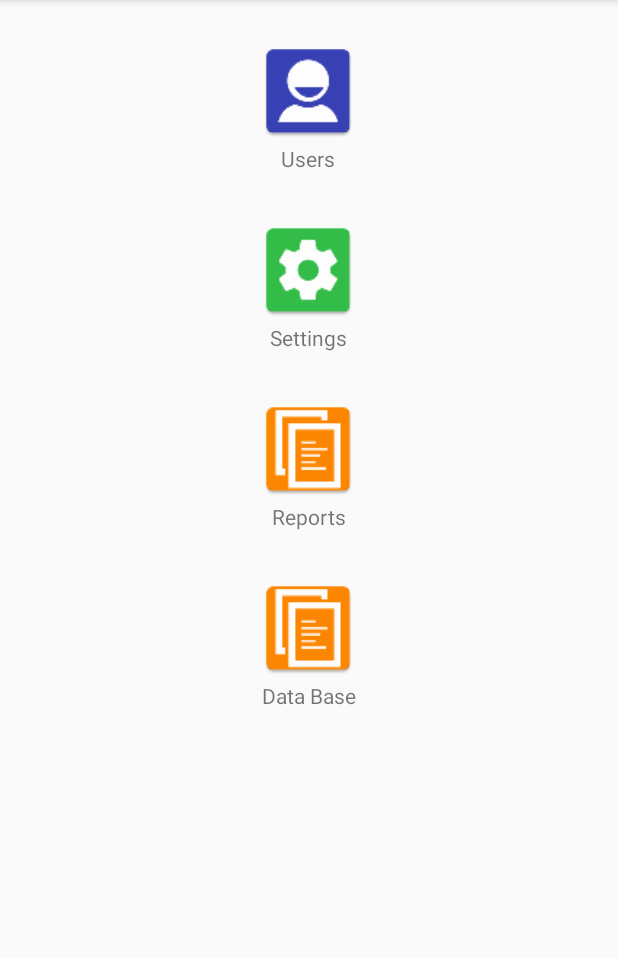
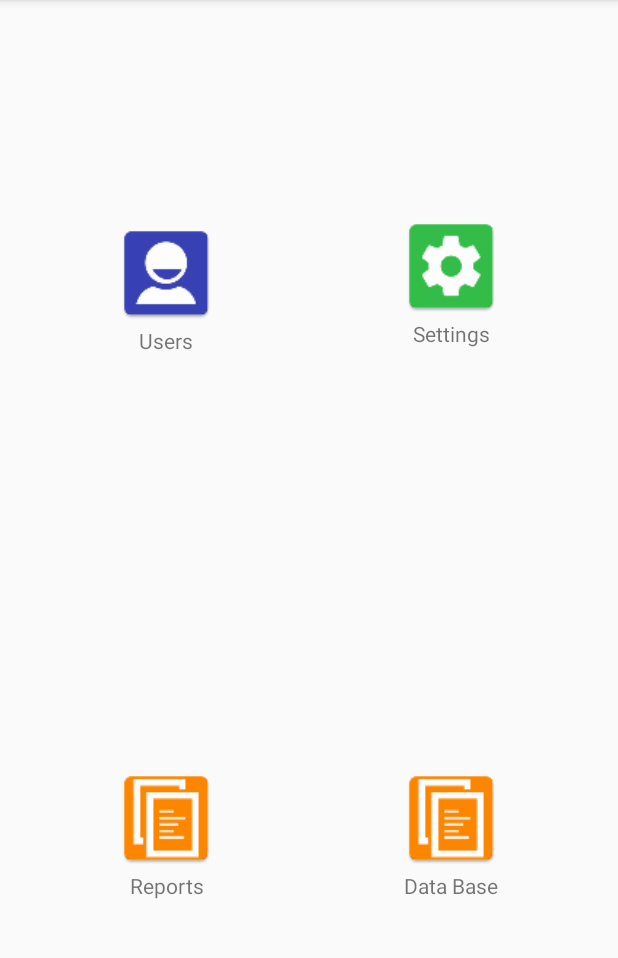
Before and after one commit to alexaw/ATEMSAA, an Android app: the screen it shows after launch (MainActivity), after a tap on "Register here", on a phone screen of 412 x 824 dp, the part 84-1042 px from its top. Run offline under Robolectric (Android 15) with nearby library versions, the phone set to English and light mode, and no system bars; libraries missing offline, so code that uses them is left out: com.parse.

Commit message:
Se quita el link de Registrar y se cambia la apariencia de fragment_menu, tambien se cambia url de PlcMms

```diff
--- a/app/src/main/java/com/example/yogis/atemsaa_fragments/Login/LoginActivity.java
+++ b/app/src/main/java/com/example/yogis/atemsaa_fragments/Login/LoginActivity.java
@@ -21,7 +21,7 @@ import com.parse.ParseUser;
 
 import java.util.List;
 
-public class LoginActivity extends AppCompatActivity implements View.OnClickListener, PlcMmsApi.OnPlcMmsList {
+public class LoginActivity extends AppCompatActivity implements View.OnClickListener {
 
 
     //1. Se crean las variables que retienen la informaciion
@@ -29,7 +29,6 @@ public class LoginActivity extends AppCompatActivity implements View.OnClickList
     String sUsr, sPass;
     Button in;
     TextView link;
-    PlcMmsApi api;
 
 
 
@@ -43,15 +42,12 @@ public class LoginActivity extends AppCompatActivity implements View.OnClickList
         pass = (EditText) findViewById(R.id.pass);
         in = (Button) findViewById(R.id.btn_log);
 
-        link = (TextView) findViewById(R.id.linkReg);
-
         //3. Se implementa los eventos
         in.setOnClickListener(this);
 
+       link = (TextView) findViewById(R.id.linkReg);
         link.setOnClickListener(this);
 
-        api= new PlcMmsApi(this, null);
-        api.getAll(this);
 
     }
 
@@ -86,6 +82,9 @@ public class LoginActivity extends AppCompatActivity implements View.OnClickList
                 startActivity(intent);
                 finish();
                 break;
+
+
+
         }
 
     }
@@ -114,8 +113,4 @@ public class LoginActivity extends AppCompatActivity implements View.OnClickList
         super.onDestroy();
     }
 
-    @Override
-    public void onPlcMmsList(List<PlcMms> data) {
-        Log.i("tamanio", ""+data.size());
-    }
 }
--- a/app/src/main/java/com/example/yogis/atemsaa_fragments/fragments/AmarreTrafoFragment.java
+++ b/app/src/main/java/com/example/yogis/atemsaa_fragments/fragments/AmarreTrafoFragment.java
@@ -1,22 +1,46 @@
 package com.example.yogis.atemsaa_fragments.fragments;
 
 
+import android.content.Context;
 import android.os.Bundle;
 import android.support.v4.app.Fragment;
+import android.util.Log;
 import android.view.LayoutInflater;
 import android.view.View;
 import android.view.ViewGroup;
+import android.widget.Button;
+import android.widget.TextView;
 
+import com.example.yogis.atemsaa_fragments.MainActivity;
 import com.example.yogis.atemsaa_fragments.R;
+import com.example.yogis.atemsaa_fragments.net.api.Cliente.ClienteApi;
+import com.example.yogis.atemsaa_fragments.net.api.PlcMms.PlcMms;
+import com.example.yogis.atemsaa_fragments.net.api.PlcMms.PlcMmsApi;
+
+import java.util.List;
 
 /**
  * A simple {@link Fragment} subclass.
  */
-public class AmarreTrafoFragment extends Fragment {
+public class AmarreTrafoFragment extends Fragment implements PlcMmsApi.OnPlcMmsList, View.OnClickListener {
+
+    PlcMmsApi plcMmsApi;
+    MainActivity activity;
+    OnChangeFragment changeFragment;
+
+    Button btnListPlcMms;
+    TextView tvRtaListPlcMms;
 
 
     public AmarreTrafoFragment() {
         // Required empty public constructor
+    }
+
+    @Override
+    public void onAttach(Context context) {
+        super.onAttach(context);
+        changeFragment = (OnChangeFragment) context;
+        activity = (MainActivity) context;
     }
 
 
@@ -24,7 +48,26 @@ public class AmarreTrafoFragment extends Fragment {
     public View onCreateView(LayoutInflater inflater, ViewGroup container,
                              Bundle savedInstanceState) {
         // Inflate the layout for this fragment
-        return inflater.inflate(R.layout.fragment_amarre_trafo, container, false);
+        final View vista6 = inflater.inflate(R.layout.fragment_amarre_trafo, container, false);
+
+        btnListPlcMms = (Button) vista6.findViewById(R.id.btn_consulta);
+        btnListPlcMms.setOnClickListener(this);
+
+        plcMmsApi= new PlcMmsApi(getActivity(), null);
+        plcMmsApi.getAll(this);
+
+
+
+        return vista6;    }
+
+    @Override
+    public void onPlcMmsList(List<PlcMms> data) {
+        Log.i("tamanio amarre trafo", ""+data.size());
+
     }
 
+    @Override
+    public void onClick(View view) {
+
+    }
 }
--- a/app/src/main/java/com/example/yogis/atemsaa_fragments/fragments/MenuFragment.java
+++ b/app/src/main/java/com/example/yogis/atemsaa_fragments/fragments/MenuFragment.java
@@ -110,7 +110,7 @@ public class MenuFragment extends Fragment implements View.OnClickListener {
 
                 case R.id.btn_menu_reportes:
 
-                    changeFragment.onChange(OnChangeFragment.REPORT);
+                    //changeFragment.onChange(OnChangeFragment.REPORT);
 
                     break;
 
--- a/app/src/main/java/com/example/yogis/atemsaa_fragments/net/api/Cliente/Cliente.java
+++ b/app/src/main/java/com/example/yogis/atemsaa_fragments/net/api/Cliente/Cliente.java
@@ -6,6 +6,10 @@ package com.example.yogis.atemsaa_fragments.net.api.Cliente;
 public class Cliente {
 
     String cedula, nombres, apellidos, direccion, barrio, estrato, email, celular;
+
+
+    public Cliente() {
+    }
 
     public String getCedula() {
         return cedula;
--- a/app/src/main/java/com/example/yogis/atemsaa_fragments/net/http/HttpAsyncTask.java
+++ b/app/src/main/java/com/example/yogis/atemsaa_fragments/net/http/HttpAsyncTask.java
@@ -14,6 +14,10 @@ public class HttpAsyncTask extends AsyncTask<String,Integer,Response>{
     public static final int POST = 1;
     public static final int PUT = 2;
     public static final int DELETE = 3;
+
+    public HttpAsyncTask() {
+
+    }
 
     public interface OnResponseRecived{
         void onResponse(Response res);
--- a/app/src/main/res/layout/activity_login.xml
+++ b/app/src/main/res/layout/activity_login.xml
@@ -51,10 +51,12 @@
         android:layout_width="wrap_content"
         android:layout_height="wrap_content"
         android:text="@string/txt_register_here"
-        android:textColor="#2240bc"
+        android:textColor="#0fffffff"
         android:textStyle="bold"
         android:layout_gravity="center"
         android:paddingTop="20dp"
         />
 
+
+
 </LinearLayout>
--- a/app/src/main/res/layout/fragment_client.xml
+++ b/app/src/main/res/layout/fragment_client.xml
@@ -7,7 +7,8 @@
     android:paddingTop="@dimen/activity_vertical_margin"
     android:paddingBottom="@dimen/activity_vertical_margin"
     tools:context="com.example.yogis.atemsaa_fragments.fragments.ClientFragment"
-    android:orientation="vertical">
+    android:orientation="vertical"
+    android:id="@+id/stackContent">
 
     <TextView
         android:id="@+id/title_amarre_cliente"
--- a/app/src/main/res/layout/fragment_menu.xml
+++ b/app/src/main/res/layout/fragment_menu.xml
@@ -3,8 +3,25 @@
     android:layout_width="match_parent"
     android:layout_height="match_parent"
     tools:context="com.example.yogis.atemsaa_fragments.fragments.MenuFragment"
+    android:id="@+id/menu_principal">
 
-    android:id="@+id/menu_principal">
+    <TableLayout
+        xmlns:android="http://schemas.android.com/apk/res/android"
+        android:layout_width="match_parent"
+        android:layout_height="match_parent"
+        android:stretchColumns="*"
+        >
+
+        <TableRow
+            android:layout_height="0dp"
+            android:layout_weight="1"
+            >
+
+            <LinearLayout
+                android:orientation="vertical"
+                android:layout_height="match_parent"
+                android:gravity="center"
+                >
 
                 <Button
                     android:id="@+id/btn_menu_usuarios"
@@ -17,7 +34,7 @@
 
                 <TextView
                     android:id="@+id/txt_user"
-        android:layout_width="70dp"
+                    android:layout_width="100dp"
                     android:layout_height="wrap_content"
                     android:text="@string/title_users"
                     android:gravity="center"
@@ -25,6 +42,13 @@
                     android:layout_below="@+id/btn_menu_usuarios"
                     android:layout_marginBottom="30dp"
                     />
+
+            </LinearLayout>
+            <LinearLayout
+                android:orientation="vertical"
+                android:layout_height="match_parent"
+                android:gravity="center"
+                >
 
                 <Button
                     android:id="@+id/btn_menu_configuracion"
@@ -37,7 +61,7 @@
 
                 <TextView
                     android:id="@+id/txt_set"
-        android:layout_width="70dp"
+                    android:layout_width="100dp"
                     android:layout_height="wrap_content"
                     android:text="@string/title_settings"
                     android:gravity="center"
@@ -45,6 +69,19 @@
                     android:layout_below="@+id/btn_menu_configuracion"
                     android:layout_marginBottom="30dp"
                     />
+
+            </LinearLayout>
+        </TableRow>
+        <TableRow
+            android:layout_height="0dp"
+            android:layout_weight="1"
+            >
+
+            <LinearLayout
+                android:orientation="vertical"
+                android:layout_height="match_parent"
+                android:gravity="center"
+                >
 
                 <Button
                     android:id="@+id/btn_menu_reportes"
@@ -57,7 +94,7 @@
 
                 <TextView
                     android:id="@+id/txt_rep"
-        android:layout_width="70dp"
+                    android:layout_width="100dp"
                     android:layout_height="wrap_content"
                     android:text="@string/title_reports"
                     android:gravity="center"
@@ -65,6 +102,13 @@
                     android:layout_below="@+id/btn_menu_reportes"
                     android:layout_marginBottom="30dp"
                     />
+
+            </LinearLayout>
+            <LinearLayout
+                android:orientation="vertical"
+                android:layout_height="match_parent"
+                android:gravity="center"
+                >
 
                 <Button
                     android:id="@+id/btn_menu_base_datos"
@@ -86,6 +130,25 @@
                     android:layout_marginBottom="30dp"
                     />
 
+            </LinearLayout>
+        </TableRow>
+
+    </TableLayout>
+
+
+
+
+
+
+
+
+
+
+
+
+
+
+
 
 
 </RelativeLayout>
--- a/app/src/main/res/values/api.xml
+++ b/app/src/main/res/values/api.xml
@@ -4,7 +4,7 @@
     <string name="loading">Cargando…</string>
 
     <string name="url_base">http://wmyserver.sytes.net:8080/mcd-ami-saa/webresources/</string>
-    <string name="url_plc_mms">entidades.plcmms</string>
+    <string name="url_plc_mms">PlcMms</string>
     <string name="url_cliente">Cliente</string>
 
 
```
Also changed, not shown: app/src/main/java/com/example/yogis/atemsaa_fragments/fragments/ClientFragment.java (+52 -0 lines), app/src/main/java/com/example/yogis/atemsaa_fragments/net/http/HttpConnection.java (+11 -1 lines). Lines whose indentation alone changed are shown as unchanged.
